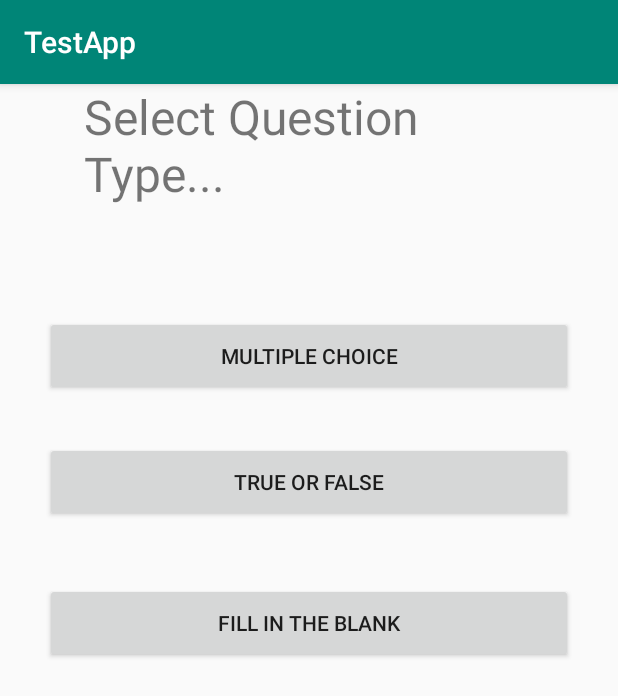
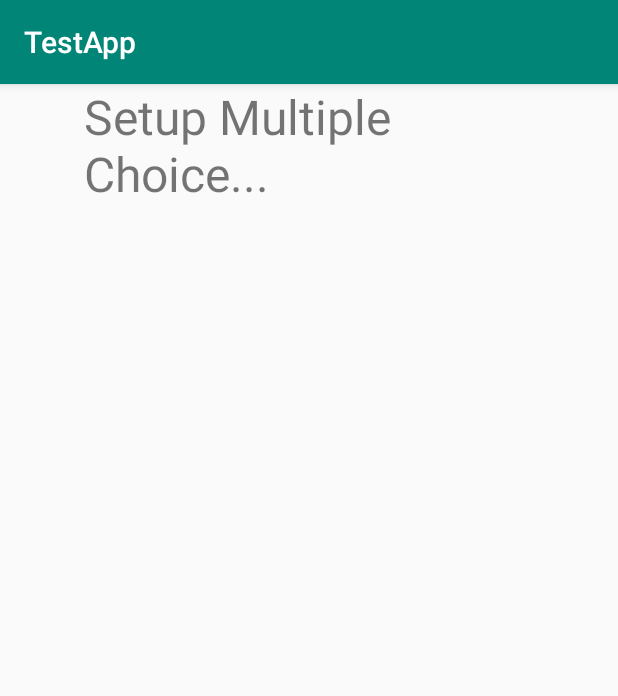
Before and after one commit to VismarkJuarez/Distributed-Systems-Mobile, an Android app: the InstructorHome screen opened directly, with no data from a screen before it, on a phone screen of 412 x 824 dp. Shown: the top 696 px of the screen. Run offline under Robolectric (Android 15) with nearby library versions, the phone set to English and light mode, and no system bars; 3 statements that could not run were skipped.

Commit message:
Created Multiple widgets/screens for instructor

```diff
--- a/app/src/main/java/com/loyola/distributedsystems439/spring2020/testapp/InstructorHome.java
+++ b/app/src/main/java/com/loyola/distributedsystems439/spring2020/testapp/InstructorHome.java
@@ -13,9 +13,9 @@ public class InstructorHome extends AppCompatActivity {
     private Button true_false_btn;
 
     public void setup(){
-        multiple_choice_btn = (Button)findViewById(R.id.MultipleChoice);
-        fill_in_blank_btn = (Button)findViewById(R.id.fill_in_blank);
-        true_false_btn = (Button)findViewById(R.id.true_false);
+        multiple_choice_btn = (Button)findViewById(R.id.MultipleChoicebtn);
+        fill_in_blank_btn = (Button)findViewById(R.id.fill_in_blankbtn);
+        true_false_btn = (Button)findViewById(R.id.true_falsebtn);
 
 
     }
@@ -23,8 +23,11 @@ public class InstructorHome extends AppCompatActivity {
     @Override
     protected void onCreate(Bundle savedInstanceState) {
         super.onCreate(savedInstanceState);
-        setContentView(R.layout.activity_instructor_home);
+        setContentView(R.layout.activity_multiple_choice);
         setup();
+        multiple_choice_btn.setOnClickListener(new chose_multiple_choice());
+        fill_in_blank_btn.setOnClickListener(new chose_fill_in_blank());
+        true_false_btn.setOnClickListener(new chose_true_false());
 
     }
 
--- a/app/src/main/res/layout/activity_instructor_home.xml
+++ b/app/src/main/res/layout/activity_instructor_home.xml
@@ -23,7 +23,7 @@
             android:text="Select Question Type..." />
 
         <Button
-            android:id="@+id/MultipleChoice"
+            android:id="@+id/MultipleChoicebtn"
             android:layout_width="352dp"
             android:layout_height="53dp"
             android:layout_alignParentBottom="true"
@@ -32,7 +32,7 @@
             android:text="Multiple Choice" />
 
         <Button
-            android:id="@+id/fill_in_blank"
+            android:id="@+id/fill_in_blankbtn"
             android:layout_width="352dp"
             android:layout_height="53dp"
             android:layout_alignParentBottom="true"
@@ -41,7 +41,7 @@
             android:text="Fill in The Blank" />
 
         <Button
-            android:id="@+id/true_false"
+            android:id="@+id/true_falsebtn"
             android:layout_width="352dp"
             android:layout_height="53dp"
             android:layout_alignParentBottom="true"
```
